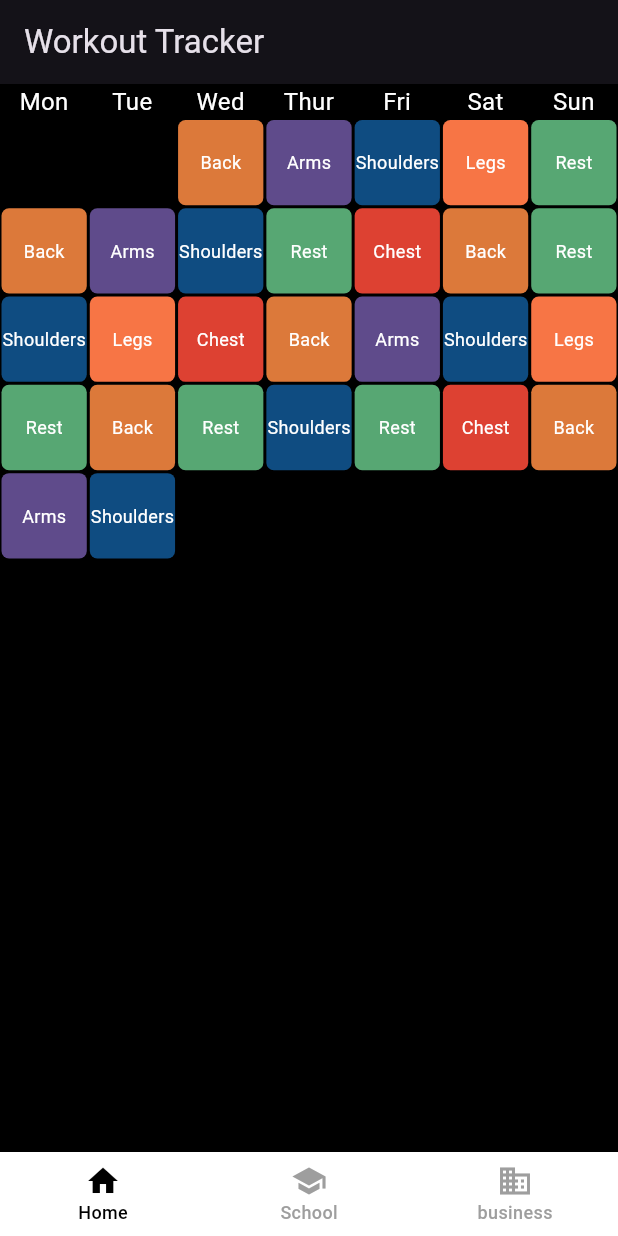
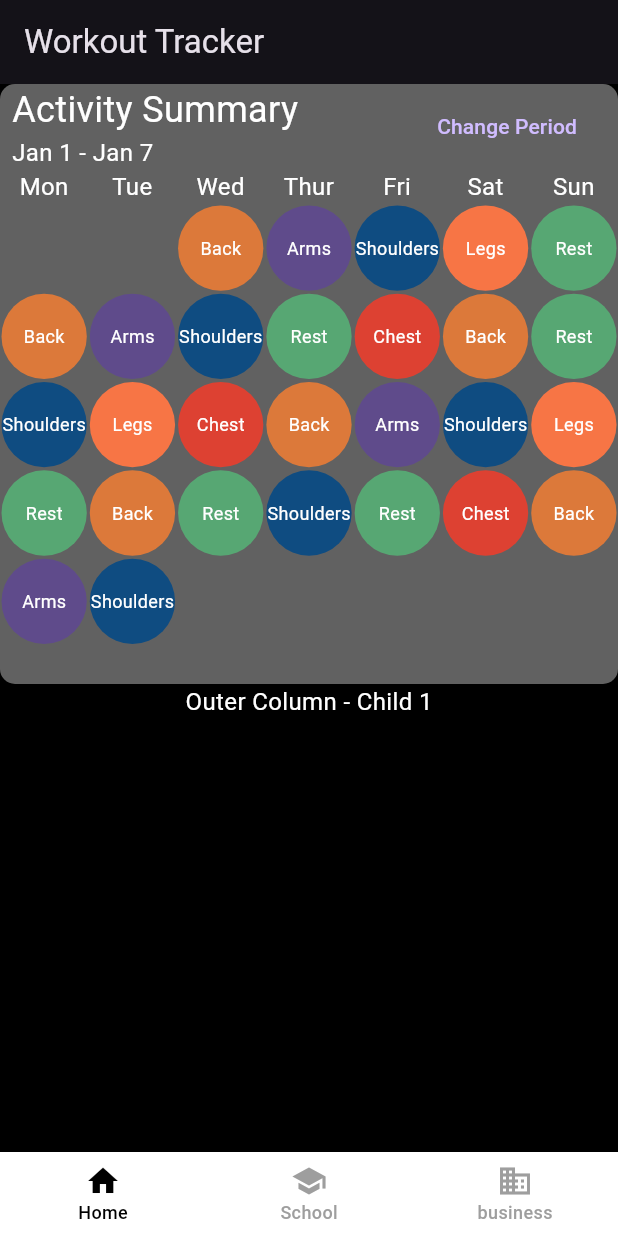
Before and after one commit to spchung/gird_tracker, a Flutter app: the screen it shows after launch, on a phone screen of 412 x 824 dp. Run offline on Flutter 3.47's test engine with Material 3 defaults, Android fonts, the phone set to English and light mode, and no system bars; our stand-ins replace get_it, go_router, watch_it.

```diff
--- a/lib/locator.dart
+++ b/lib/locator.dart
@@ -1,10 +1,12 @@
 import 'package:get_it/get_it.dart';
 import 'package:lets_git_it/service/app.dart';
 import 'package:lets_git_it/service/tab_navigator.dart';
+import 'package:lets_git_it/service/logged_workout.dart';
 
 final sl = GetIt.instance;
 
 void locatorSetUp() {
   sl.registerSingleton<AppModel>(AppModel());
   sl.registerSingleton<TabNavigator>(TabNavigator());
+  sl.registerSingleton<LoggedWorkoutService>(LoggedWorkoutService());
 }
--- a/lib/service/logged_workout.dart
+++ b/lib/service/logged_workout.dart
@@ -1,7 +1,13 @@
 import 'package:flutter/material.dart';
+import 'package:lets_git_it/model/workout.dart';
+import 'package:lets_git_it/view/temp_data.dart';
 
 class LoggedWorkoutService extends ChangeNotifier {
   // String _id;
 
+  Future<List<LoggedWorkout>> fetchLoggedWorkouts() async {
+    await Future.delayed(const Duration(seconds: 1));
 
+    return tempData;
+  }
 }
--- a/lib/view/gird_tracker.dart
+++ b/lib/view/gird_tracker.dart
@@ -1,8 +1,10 @@
+
+import 'package:flutter/material.dart';
+import 'package:lets_git_it/locator.dart';
+import 'package:lets_git_it/service/logged_workout.dart';
+import 'package:lets_git_it/theme.dart';
 import 'package:lets_git_it/model/workout.dart';
-import 'package:lets_git_it/theme.dart';
-
-import 'temp_data.dart';
-import 'package:flutter/material.dart';
+import 'package:lets_git_it/view/temp_data.dart';
 
 const headers = [
   'Mon',
@@ -14,8 +16,23 @@ const headers = [
   'Sun',
 ];
 
-class GridTrackerView extends StatelessWidget {
+class GridTrackerView extends StatefulWidget {
   const GridTrackerView({super.key});
+
+  @override
+  State<GridTrackerView> createState() => _GridTrackerViewState();
+}
+
+class _GridTrackerViewState extends State<GridTrackerView> {
+  late Future<List<LoggedWorkout>> _workoutData;
+
+  @override
+  void initState() {
+    super.initState();
+    // Get the WorkoutService instance and fetch data
+    final workoutService = sl.get<LoggedWorkoutService>();
+    _workoutData = workoutService.fetchLoggedWorkouts();
+  }
 
   List<LoggedWorkout> preProcessLoggedWorkout(List<LoggedWorkout> data) {
     // find the day of week of the first day
@@ -31,17 +48,113 @@ class GridTrackerView extends StatelessWidget {
   }
 
   @override
+  Widget build(BuildContext context){
+
+    return FutureBuilder<List<LoggedWorkout>>(
+      future: _workoutData,
+      builder: (context, snapshot) {
+        if (snapshot.connectionState == ConnectionState.waiting) {
+          return Center(child: CircularProgressIndicator());
+        } else if (snapshot.hasError) {
+          return Center(child: Text('Error: ${snapshot.error}'));
+        } else if (!snapshot.hasData || snapshot.data!.isEmpty) {
+          return Center(child: Text('No workouts found.'));
+        }
+        final workouts = snapshot.data!;
+        final data = preProcessLoggedWorkout(workouts);
+        return Column(
+          mainAxisAlignment: MainAxisAlignment.start,
+          crossAxisAlignment: CrossAxisAlignment.center,
+          children: [
+            Material(
+              borderRadius: BorderRadius.circular(10),
+              elevation: 2,
+              color: Colors.grey[700],
+              child: WrokoutStatGrid(data: data)
+            ),
+            Text('Outer Column - Child 1'),
+            SizedBox(height: 20),
+          ],
+        );
+      }
+      // child: Column(
+      //   mainAxisAlignment: MainAxisAlignment.start,
+      //   crossAxisAlignment: CrossAxisAlignment.center,
+      //   children: [
+      //     Material(
+      //       borderRadius: BorderRadius.circular(10),
+      //       elevation: 2,
+      //       color: Colors.grey[700],
+      //       child: WrokoutStatGrid(data: data)
+      //     ),
+      //     Text('Outer Column - Child 1'),
+      //     SizedBox(height: 20),
+      //   ],
+      // ),
+    );
+  }
+}
+
+class WrokoutStatGrid extends StatelessWidget {
+  const WrokoutStatGrid({
+    super.key,
+    required this.data,
+  });
+
+  final List<LoggedWorkout> data;
+
+  @override
   Widget build(BuildContext context) {
-    final data = preProcessLoggedWorkout(tempData);
     return Column(
+      mainAxisSize: MainAxisSize.min, // Inner column only takes height of children
       children: [
+        // Activity Summary
+        Padding(
+          padding: const EdgeInsets.symmetric(horizontal: 8.0),
+          child: Row(
+            children: [
+              Expanded(
+                flex: 2,
+                child: Column(
+                  crossAxisAlignment: CrossAxisAlignment.start,
+                  children: [
+                    Text(
+                      'Activity Summary',
+                      style: mainTheme.textTheme.bodyLarge,
+                    ),
+                    Text(
+                      'Jan 1 - Jan 7',
+                      style: mainTheme.textTheme.bodyMedium,
+                    ),
+                  ],
+                ),
+              ),
+              Expanded(
+                flex: 1,
+                child: TextButton(
+                  onPressed: () {},
+                  child: const Text('Change Period'),
+                ),
+              ),
+            ],
+          ),
+        ),
+        Row(
+          children: [
+
+          ],
+        ),
+        // headers
         Row(
           children: headers.map((day) => Expanded(
-            child: Text(day, style: mainTheme.textTheme.bodyMedium, textAlign: TextAlign.center),
+            child: Text(day,style: mainTheme.textTheme.bodyMedium,textAlign: TextAlign.center),
           )).toList(),
         ),
-        Expanded(
+        // grid (Use SizedBox to give fixed height)
+        SizedBox(
+          height: 320,  // You can adjust this value as needed
           child: GridView.builder(
+            physics: const NeverScrollableScrollPhysics(),
             gridDelegate: const SliverGridDelegateWithFixedCrossAxisCount(
               crossAxisCount: 7,
             ),
@@ -54,7 +167,7 @@ class GridTrackerView extends StatelessWidget {
                   margin: const EdgeInsets.all(1),
                   decoration: BoxDecoration(
                     color: data[index].workout!.color,
-                    borderRadius: BorderRadius.circular(5),
+                    borderRadius: BorderRadius.circular(99),
                   ),
                   child: Center(
                     child: Text(
--- a/lib/view/home_nav.dart
+++ b/lib/view/home_nav.dart
@@ -20,7 +20,11 @@ class HomeNavigator extends StatelessWidget with WatchItMixin {
       appBar: AppBar(
         title: const Text('Workout Tracker'),
       ),
-      body: _widgetOptions.elementAt(index.value),
+      // use indexStack to keep page state in memory and switch between them
+      body: IndexedStack(
+        index: index.value,
+        children: _widgetOptions,
+      ),
       bottomNavigationBar: BottomNavigationBar(
         backgroundColor: Colors.white,
         unselectedLabelStyle: const TextStyle(
```
